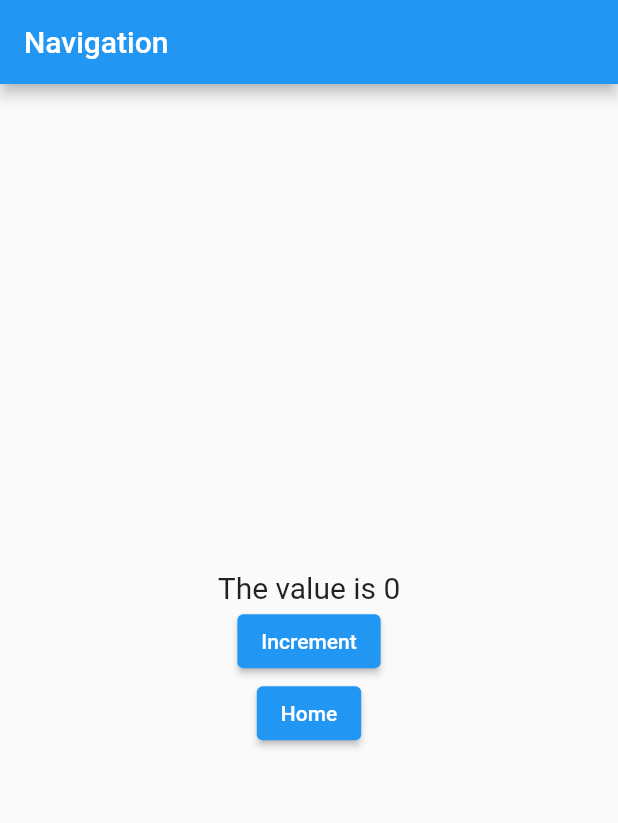
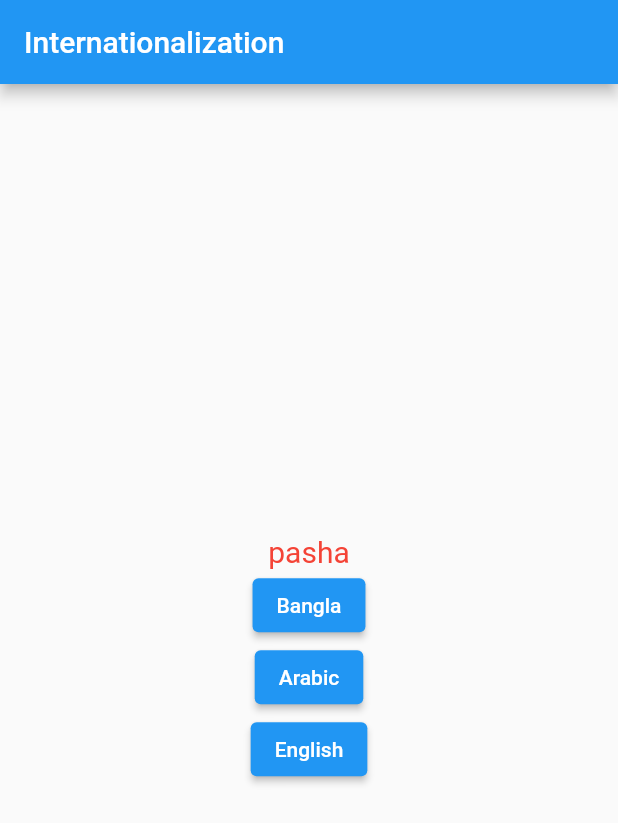
Before and after one commit to pasha13d/learn_getX, a Flutter app: the screen it shows after launch, on a phone screen of 412 x 824 dp. Shown: the top 823 px of the screen. Run offline on Flutter 3.47's test engine with Material 2 defaults, Android fonts, the phone set to English and light mode, and no system bars; our stand-ins replace get.

Commit message:
Internationalization in Flutter using GetX

```diff
--- /dev/null
+++ b/lib/controllers/translation_controller.dart
@@ -0,0 +1,10 @@
+import 'package:flutter/cupertino.dart';
+import 'package:get/get.dart';
+
+class TranslationController extends GetxController {
+  void changeLanguage(var param1, var param2) {
+    var locale = Locale(param1, param2);
+
+    Get.updateLocale(locale);
+  }
+}
--- a/lib/main.dart
+++ b/lib/main.dart
@@ -1,6 +1,8 @@
 import 'package:flutter/material.dart';
 import 'package:get/get.dart';
 import 'package:learn_getx/controllers/increment_controller.dart';
+import 'package:learn_getx/controllers/translation_controller.dart';
+import 'package:learn_getx/models/messages.dart';
 import 'package:learn_getx/models/student_model.dart';
 import 'package:learn_getx/pages/home_page.dart';
 import 'package:learn_getx/pages/not_found_page.dart';
@@ -15,13 +17,13 @@ void main() {
 class MyApp extends StatelessWidget {
   MyApp({Key? key}) : super(key: key);
 
-  // StudentController studentController = Get.put(StudentController());
+  TranslationController translationController = Get.put(TranslationController());
 
   // This widget is the root of your application.
   @override
   Widget build(BuildContext context) {
     return GetMaterialApp(
-      title: 'Navigation',
+      title: 'Internationalization',
       theme: ThemeData(
         primarySwatch: Colors.blue,
       ),
@@ -37,34 +39,40 @@ class MyApp extends StatelessWidget {
         ),
       ],
       unknownRoute: GetPage(name: "/notfound", page: () => NotFoundPage()),
+      translations: Messages(),
+      locale: Locale('en', 'US'),
+      fallbackLocale: Locale('en', 'US'),
       home: Scaffold(
-        appBar: AppBar(title: const Text("Navigation"),),
+        appBar: AppBar(title: const Text("Internationalization"),),
         body: Center(
           child: Column(
             mainAxisAlignment: MainAxisAlignment.center,
             crossAxisAlignment: CrossAxisAlignment.center,
             children: [
-              GetBuilder<IncrementController>(
-                init: IncrementController(),
-                builder: (controller) {
-                  return Text(
-                    "The value is ${controller.count}",
-                    style: TextStyle(fontSize: 20.0),
-                  );
-                },
+              Text(
+                'pasha'.tr,
+                style: TextStyle(
+                    fontSize: 20,
+                    color: Colors.red,
+                ),
               ),
               ElevatedButton(
                 onPressed: (() {
-                  Get.find<IncrementController>().increment();
+                  translationController.changeLanguage('bn', 'BAN');
                 }),
-                child: const Text("Increment")
+                child: const Text("Bangla")
               ),
               ElevatedButton(
                 onPressed: (() {
-                  // Get.toNamed("/home");
-                  Get.toNamed("/home?channel=Notorious&context=CM&a=10");
+                  translationController.changeLanguage('ar', 'AR');
                 }),
-                child: const Text("Home")
+                child: const Text("Arabic")
+              ),
+              ElevatedButton(
+                onPressed: (() {
+                  translationController.changeLanguage('en', 'US');
+                }),
+                child: const Text("English")
               ),
             ],
           ),
--- /dev/null
+++ b/lib/models/messages.dart
@@ -0,0 +1,16 @@
+import 'package:get/get.dart';
+
+class Messages extends Translations {
+  @override
+  Map<String, Map<String, String>> get keys => {
+    'en_US': {
+      'pasha': 'Pasha',
+    },
+    'bn_BD': {
+      'pasha': 'পাশা',
+    },
+    'ar_AR': {
+      'pasha': 'باشا',
+    },
+  };
+}
```
Also changed, not shown: lib/controllers/increment_controller.dart (+15 -0 lines).
